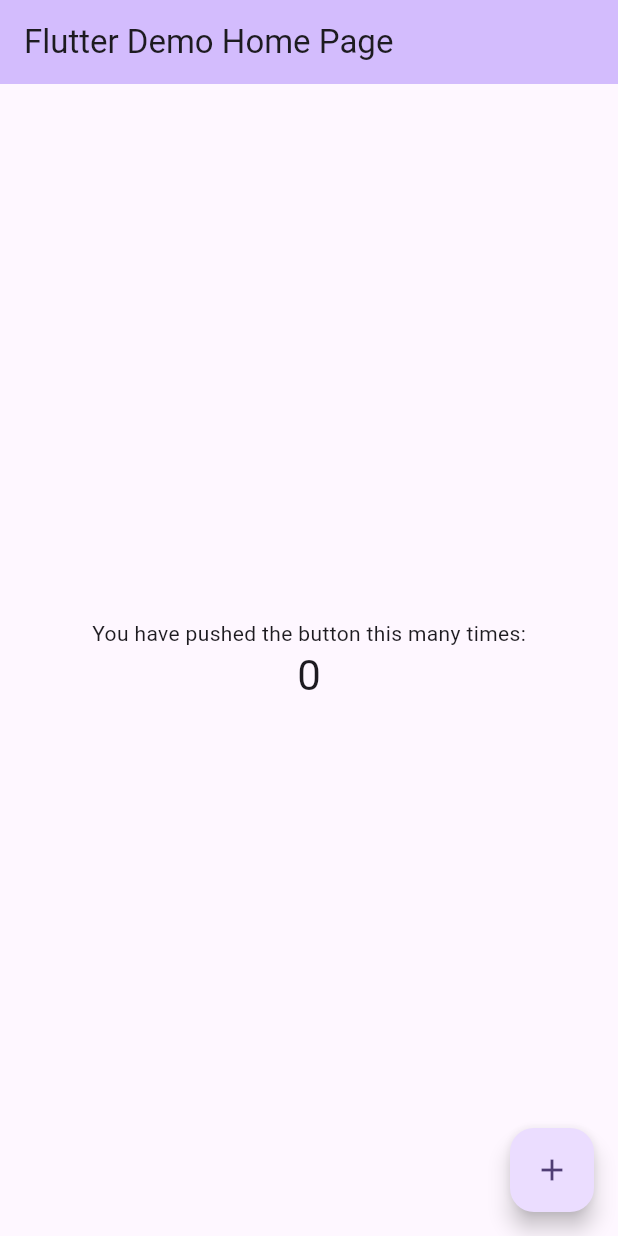
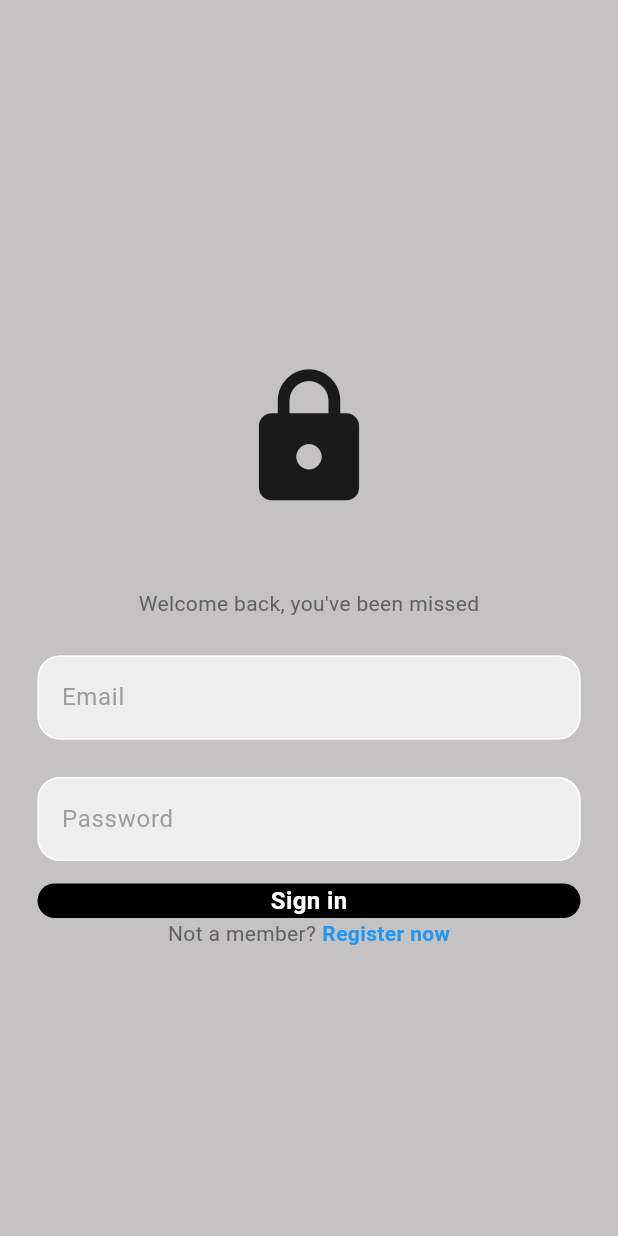
Before and after one commit to idildoga4/flow, a Flutter app: the screen it shows after launch, on a phone screen of 412 x 824 dp. Run offline on Flutter 3.47's test engine with Material 3 defaults, Android fonts, the phone set to English and light mode, and no system bars; our stand-ins replace firebase_auth, firebase_core; accounts and stored records are empty.

Commit message:
loginpage added

```diff
--- /dev/null
+++ b/flow/lib/auth/logreg.dart
@@ -0,0 +1,28 @@
+import 'package:flow/pages/loginpage.dart';
+import 'package:flow/pages/register_page.dart';
+import 'package:flutter/material.dart';
+class LoginOrRegister extends StatefulWidget {
+  const LoginOrRegister({super.key});
+
+  @override
+  State<LoginOrRegister> createState() => _LoginOrRegisterState();
+}
+
+class _LoginOrRegisterState extends State<LoginOrRegister> {
+  bool showLoginPage=true;
+  void togglePages() {
+    setState(() {
+      showLoginPage= !showLoginPage;
+    });
+  }
+  @override
+  Widget build(BuildContext context) {
+    if(showLoginPage)
+    {
+      return LoginPage(onTap:togglePages);
+    }
+    else {
+      return RegisterPage(onTap:togglePages );
+    }
+  }
+}
--- a/flow/lib/components/button.dart
+++ b/flow/lib/components/button.dart
@@ -0,0 +1,27 @@
+import 'package:flutter/material.dart';
+
+class  MyButton  extends StatelessWidget {
+  final Function()? onTap;
+  final String text;
+  const  MyButton ({super.key, required this.onTap, required this.text});
+
+  @override
+  Widget build(BuildContext context) {
+    return GestureDetector(
+      onTap:onTap,
+      child: Container(
+        decoration: BoxDecoration(
+          color:Colors.black,
+          borderRadius: BorderRadius.circular(15),
+        ),
+        child:Center(child: Text(
+          text,
+          style:const TextStyle(
+          color:Colors.white,
+          fontWeight:FontWeight.bold,
+          fontSize:16),
+        )),
+      ),
+    );
+  }
+}
--- a/flow/lib/components/text_field.dart
+++ b/flow/lib/components/text_field.dart
@@ -0,0 +1,31 @@
+import 'package:flutter/material.dart';
+
+class MyTextField extends StatelessWidget {
+  final TextEditingController controller;
+  final String hintText;
+  final bool obscureText;
+
+  const MyTextField({super.key,required this.controller,required this.hintText, required this.obscureText});
+
+  @override
+  Widget build(BuildContext context) {
+    return TextField(
+      controller: controller,
+      obscureText: obscureText,
+      decoration: InputDecoration(
+        enabledBorder: const OutlineInputBorder(
+          borderRadius:BorderRadius.vertical(bottom: Radius.circular(15.0), top: Radius.circular(15.0)) ,
+          borderSide: BorderSide(color: Colors.white),
+        ),
+        focusedBorder: const OutlineInputBorder(
+        borderSide: BorderSide(color: Colors.white),
+      ),
+      fillColor: Colors.grey.shade200,
+      filled:true,
+      hintText: hintText,
+      hintStyle: TextStyle(color:Colors.grey[500],
+      )
+    ),
+    );
+  }
+}
--- a/flow/lib/main.dart
+++ b/flow/lib/main.dart
@@ -1,125 +1,25 @@
+import 'package:firebase_core/firebase_core.dart';
+import 'package:flow/auth/logreg.dart';
+import 'package:flow/firebase_options.dart';
 import 'package:flutter/material.dart';
-
-void main() {
+void main() async
+{
+  WidgetsFlutterBinding.ensureInitialized();
+  await Firebase.initializeApp(
+    options:DefaultFirebaseOptions.currentPlatform,
+  );
   runApp(const MyApp());
 }
 
 class MyApp extends StatelessWidget {
-  const MyApp({super.key});
+  const MyApp ({super.key});
 
-  // This widget is the root of your application.
-  @override
-  Widget build(BuildContext context) {
-    return MaterialApp(
-      title: 'Flutter Demo',
-      theme: ThemeData(
-        // This is the theme of your application.
-        //
-        // TRY THIS: Try running your application with "flutter run". You'll see
-        // the application has a purple toolbar. Then, without quitting the app,
-        // try changing the seedColor in the colorScheme below to Colors.green
-        // and then invoke "hot reload" (save your changes or press the "hot
-        // reload" button in a Flutter-supported IDE, or press "r" if you used
-        // the command line to start the app).
-        //
-        // Notice that the counter didn't reset back to zero; the application
-        // state is not lost during the reload. To reset the state, use hot
-        // restart instead.
-        //
-        // This works for code too, not just values: Most code changes can be
-        // tested with just a hot reload.
-        colorScheme: ColorScheme.fromSeed(seedColor: Colors.deepPurple),
-        useMaterial3: true,
-      ),
-      home: const MyHomePage(title: 'Flutter Demo Home Page'),
-    );
-  }
+Widget build(BuildContext context)
+{
+  return const MaterialApp(
+    debugShowCheckedModeBanner: false,
+    home:LoginOrRegister(),
+
+  );
 }
-
-class MyHomePage extends StatefulWidget {
-  const MyHomePage({super.key, required this.title});
-
-  // This widget is the home page of your application. It is stateful, meaning
-  // that it has a State object (defined below) that contains fields that affect
-  // how it looks.
-
-  // This class is the configuration for the state. It holds the values (in this
-  // case the title) provided by the parent (in this case the App widget) and
-  // used by the build method of the State. Fields in a Widget subclass are
-  // always marked "final".
-
-  final String title;
-
-  @override
-  State<MyHomePage> createState() => _MyHomePageState();
 }
-
-class _MyHomePageState extends State<MyHomePage> {
-  int _counter = 0;
-
-  void _incrementCounter() {
-    setState(() {
-      // This call to setState tells the Flutter framework that something has
-      // changed in this State, which causes it to rerun the build method below
-      // so that the display can reflect the updated values. If we changed
-      // _counter without calling setState(), then the build method would not be
-      // called again, and so nothing would appear to happen.
-      _counter++;
-    });
-  }
-
-  @override
-  Widget build(BuildContext context) {
-    // This method is rerun every time setState is called, for instance as done
-    // by the _incrementCounter method above.
-    //
-    // The Flutter framework has been optimized to make rerunning build methods
-    // fast, so that you can just rebuild anything that needs updating rather
-    // than having to individually change instances of widgets.
-    return Scaffold(
-      appBar: AppBar(
-        // TRY THIS: Try changing the color here to a specific color (to
-        // Colors.amber, perhaps?) and trigger a hot reload to see the AppBar
-        // change color while the other colors stay the same.
-        backgroundColor: Theme.of(context).colorScheme.inversePrimary,
-        // Here we take the value from the MyHomePage object that was created by
-        // the App.build method, and use it to set our appbar title.
-        title: Text(widget.title),
-      ),
-      body: Center(
-        // Center is a layout widget. It takes a single child and positions it
-        // in the middle of the parent.
-        child: Column(
-          // Column is also a layout widget. It takes a list of children and
-          // arranges them vertically. By default, it sizes itself to fit its
-          // children horizontally, and tries to be as tall as its parent.
-          //
-          // Column has various properties to control how it sizes itself and
-          // how it positions its children. Here we use mainAxisAlignment to
-          // center the children vertically; the main axis here is the vertical
-          // axis because Columns are vertical (the cross axis would be
-          // horizontal).
-          //
-          // TRY THIS: Invoke "debug painting" (choose the "Toggle Debug Paint"
-          // action in the IDE, or press "p" in the console), to see the
-          // wireframe for each widget.
-          mainAxisAlignment: MainAxisAlignment.center,
-          children: <Widget>[
-            const Text(
-              'You have pushed the button this many times:',
-            ),
-            Text(
-              '$_counter',
-              style: Theme.of(context).textTheme.headlineMedium,
-            ),
-          ],
-        ),
-      ),
-      floatingActionButton: FloatingActionButton(
-        onPressed: _incrementCounter,
-        tooltip: 'Increment',
-        child: const Icon(Icons.add),
-      ), // This trailing comma makes auto-formatting nicer for build methods.
-    );
-  }
-}
--- a/flow/lib/pages/loginpage.dart
+++ b/flow/lib/pages/loginpage.dart
@@ -0,0 +1,97 @@
+import 'package:firebase_auth/firebase_auth.dart';
+import 'package:flow/components/button.dart';
+import 'package:flow/components/text_field.dart';
+import 'package:flutter/material.dart';
+
+class LoginPage extends StatefulWidget {
+  final Function()? onTap;
+  const LoginPage({super.key,required this.onTap});
+
+  @override
+  State<LoginPage> createState() => _LoginPageState();
+}
+
+class _LoginPageState extends State<LoginPage> {
+  final emailTextController = TextEditingController();
+  final passwordTextController= TextEditingController();
+
+  void signIn() async {
+    showDialog(context: context ,builder: (context)=> const Center(
+      child:CircularProgressIndicator() ));
+    try {
+    await FirebaseAuth.instance.signInWithEmailAndPassword(
+      email: emailTextController.text,
+      password: passwordTextController.text);
+      if(context.mounted) Navigator.pop(context);
+  } on FirebaseAuthException catch (e){
+    Navigator.pop(context);
+    displayMessage(e.code);
+  }
+  }
+  void displayMessage(String message)
+  {
+    showDialog(
+      context: context,
+      builder: (context)=> AlertDialog(
+        title: Text(message)
+      )
+    );
+  }
+  @override
+  Widget build(BuildContext context) {
+    return Scaffold(
+      backgroundColor: const Color.fromARGB(255, 196, 194, 194),
+      body: SafeArea(
+        child: Center(
+          child: Padding(
+            padding: const EdgeInsets.symmetric(horizontal: 25.0),
+            child: Column(
+              mainAxisAlignment: MainAxisAlignment.center,
+              children:[
+                const SizedBox(height: 50,),
+                const Icon(Icons.lock,
+                size:100,
+
+                ),
+                const SizedBox(height:50),
+               Text("Welcome back, you've been missed",
+               style: TextStyle(color:Colors.grey[700])),
+                const SizedBox(height:25),
+                MyTextField(
+                controller: emailTextController,
+                 hintText:'Email' ,
+                 obscureText: false),
+                 const SizedBox(height:25),
+                 MyTextField(
+                controller: passwordTextController,
+                 hintText:'Password' ,
+                 obscureText: true),
+                 const SizedBox(height:15),
+                 MyButton(onTap: signIn, text: 'Sign in'),
+
+                Row(
+                  mainAxisAlignment: MainAxisAlignment.center,
+                  children:[
+                    Text("Not a member?",
+                    style: TextStyle(color:Colors.grey[700])),
+                    const SizedBox(width:4),
+                    GestureDetector(
+                      onTap: widget.onTap,
+                      child: const Text("Register now",
+                      style: TextStyle(
+                        fontWeight: FontWeight.bold,
+                        color:Colors.blue,
+                      )),
+                    )
+                  ]
+
+                 )
+              ]
+            ),
+          ),
+        ),
+      )
+    );
+
+  }
+}
--- a/flow/pubspec.yaml
+++ b/flow/pubspec.yaml
@@ -35,6 +35,8 @@ dependencies:
   # The following adds the Cupertino Icons font to your application.
   # Use with the CupertinoIcons class for iOS style icons.
   cupertino_icons: ^1.0.2
+  firebase_core: ^2.27.0
+  firebase_auth: ^4.17.8
 
 dev_dependencies:
   flutter_test:
```
Also changed, not shown: flow/lib/auth/auth.dart (added, +26 -0 lines), flow/lib/pages/homepage.dart (added, +24 -0 lines), flow/lib/pages/register_page.dart (+119 -0 lines), flow/lib/firebase_options.dart (added), 6 other files.
